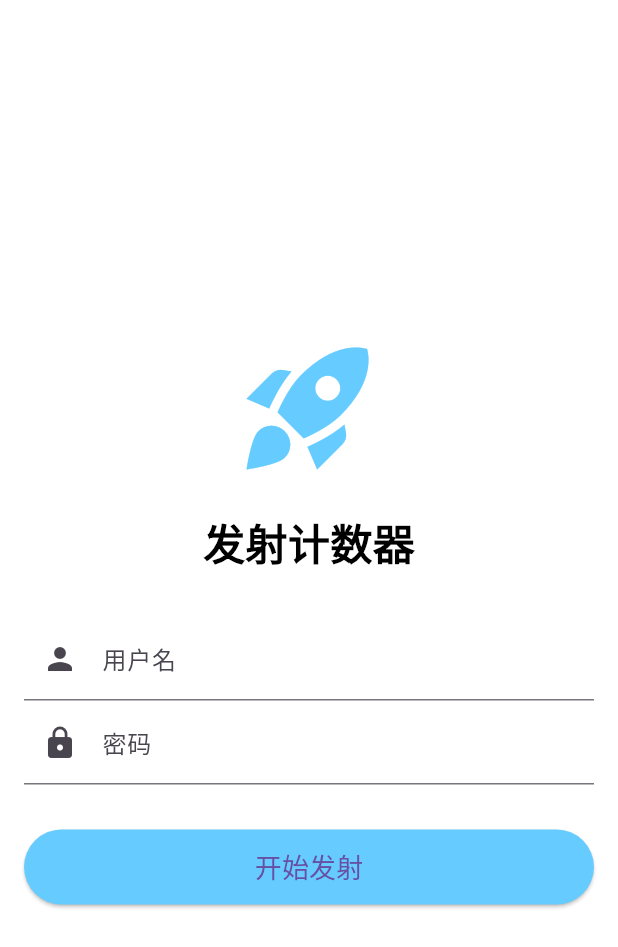
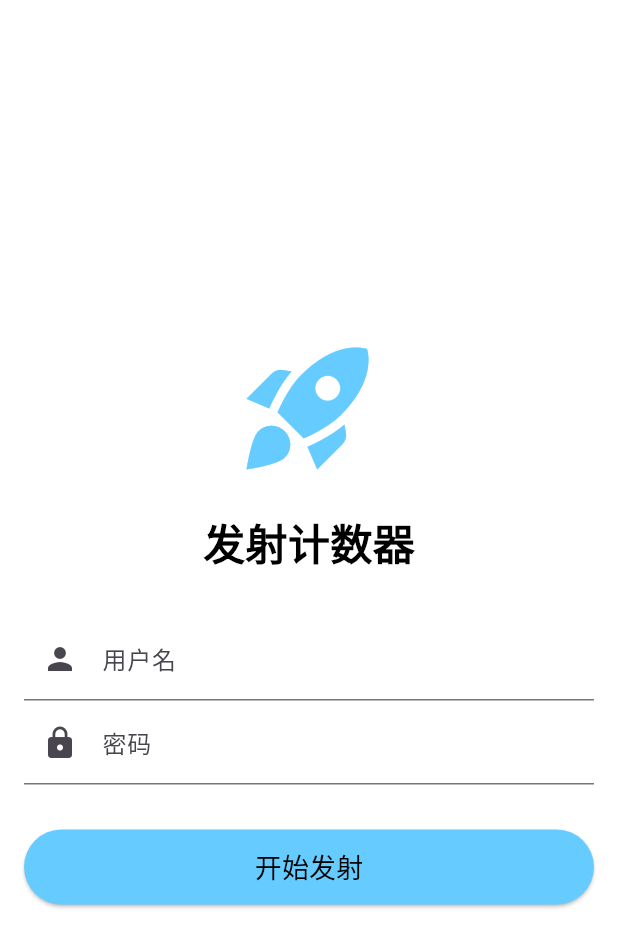
Before and after one commit to AdmireLinK/LaunchCounter, a Flutter app: the screen it shows after launch, on a phone screen of 412 x 824 dp. Shown: the top 947 px of the screen. Run offline on Flutter 3.47's test engine with Material 3 defaults, Android fonts, the phone set to English and light mode, and no system bars; our stand-ins replace flutter_secure_storage, shared_preferences; Roboto replaces fonts that are missing (HarmonyOS_Sans_SC).

Commit message:
fix(auth_page.dart):修复了深色模式下登录按钮字体看不清的问题

```diff
--- a/frontend/lib/pages/auth_page.dart
+++ b/frontend/lib/pages/auth_page.dart
@@ -102,7 +102,10 @@ class _AuthPageState extends State<AuthPage> {
                         ),
                         child: Text(
                           '开始发射',
-                          style: TextStyle(fontSize: 18),
+                          style: TextStyle(
+                            fontSize: 18,
+                            color: Colors.black,
+                          ),
                         ),
                       ),
                     ),
```
